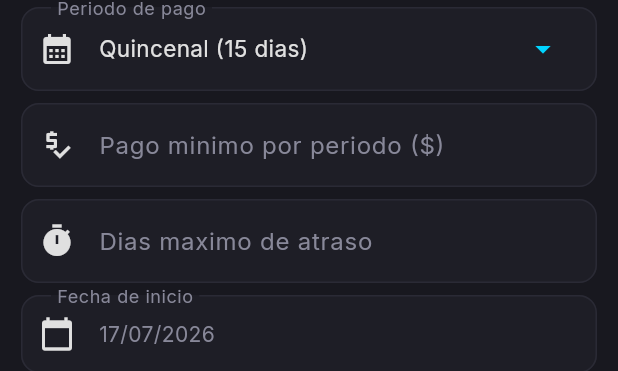
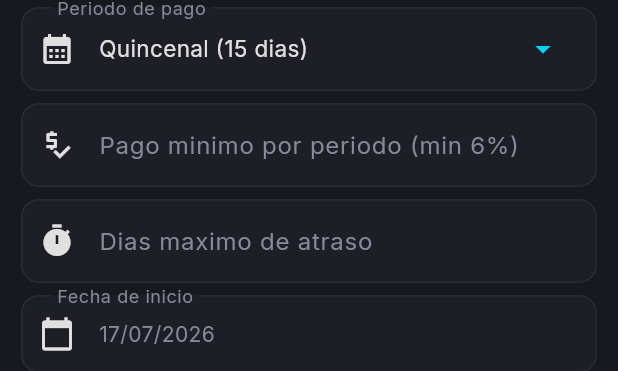
Before and after one commit to iHolderMX/StopingYourself, a Flutter app: the DebtsContent widget shown alone on an empty page, opened directly, after a tap on "Registrar deuda", on a phone screen of 412 x 824 dp. Shown: the part 560-931 px from the top of the screen. Run offline on Flutter 3.47's test engine with Material 3 defaults, Android fonts, the phone set to English and light mode, and no system bars; our stand-ins replace fl_chart, flutter_dotenv, flutter_riverpod, go_router, google_fonts, image_picker and 1 more; accounts and stored records are empty.

Commit message:
feat: pago minimo de deudas debe ser al menos 6% del monto

```diff
--- a/lib/features/money/screens/debts_content.dart
+++ b/lib/features/money/screens/debts_content.dart
@@ -133,6 +133,20 @@ class _DebtsContentState extends ConsumerState<DebtsContent> {
     if (amount == null || amount <= 0 || minPay == null || minPay <= 0) {
       ScaffoldMessenger.of(context).showSnackBar(
         const SnackBar(content: Text('Ingresa monto y pago minimo validos')),
+      );
+      return;
+    }
+
+    // Validar pago minimo: al menos 6% del monto de la deuda
+    final minRequired = amount * 0.06;
+    if (minPay < minRequired) {
+      ScaffoldMessenger.of(context).showSnackBar(
+        SnackBar(
+          content: Text(
+            'El pago minimo debe ser al menos el 6% de la deuda '
+            '(\$${minRequired.toStringAsFixed(2)})',
+          ),
+        ),
       );
       return;
     }
@@ -658,7 +672,8 @@ class _DebtsContentState extends ConsumerState<DebtsContent> {
                   decimal: true,
                 ),
                 decoration: const InputDecoration(
-                  labelText: 'Pago minimo por periodo (\$)',
+                  labelText: 'Pago minimo por periodo (min 6%)',
+                  hintText: 'Al menos el 6% del monto de la deuda',
                   prefixIcon: Icon(Icons.price_check),
                 ),
               ),
```
